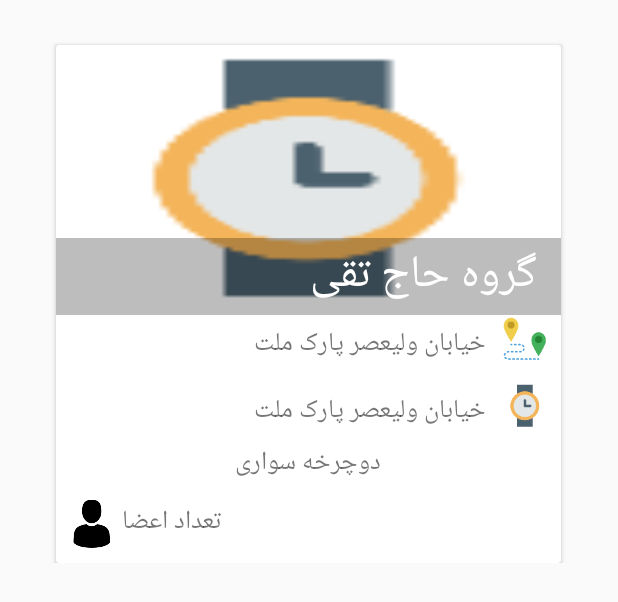
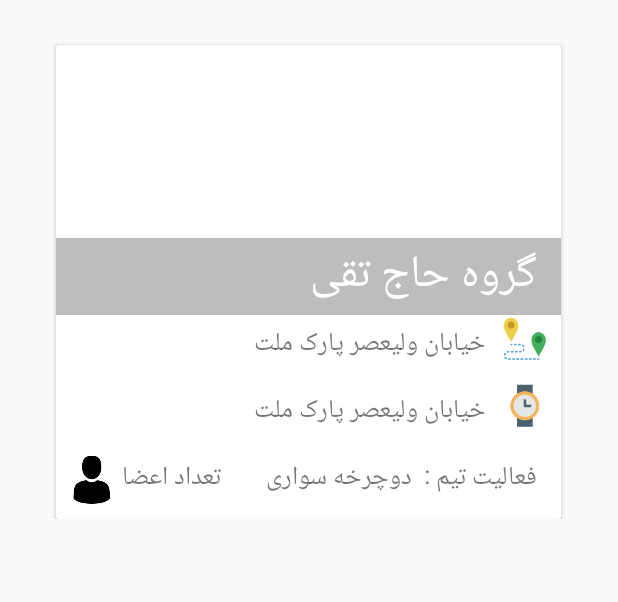
Before and after one commit to mahdihs76/FlatIQ, an Android app: the layout item_group.xml on its own in the app's theme, with its tools: preview values and no code run, on a phone screen of 412 x 824 dp. Shown: the top 602 px of the screen. Run offline under Robolectric (Android 15) with nearby library versions, the phone set to English and light mode, and no system bars.

```diff
--- /dev/null
+++ b/app/src/main/res/drawable/item_title_bg.xml
@@ -0,0 +1,4 @@
+<?xml version="1.0" encoding="utf-8"?>
+<selector xmlns:android="http://schemas.android.com/apk/res/android">
+
+</selector>
--- a/app/src/main/res/layout/item_group.xml
+++ b/app/src/main/res/layout/item_group.xml
@@ -30,8 +30,7 @@
                 android:layout_width="match_parent"
                 android:layout_height="180dp"
                 android:layout_weight="40"
-                android:scaleType="fitXY"
-                android:src="@mipmap/watch_icon" />
+                android:scaleType="fitXY" />
 
 
             <RelativeLayout
@@ -52,14 +51,12 @@
                         android:layout_width="32dp"
                         android:layout_height="32dp"
                         android:layout_alignParentRight="true"
-
                         android:layout_marginRight="8dp"
                         android:src="@mipmap/location_icon" />
 
 
                     <TextView
                         android:id="@+id/group_location"
-                        fontPath="fonts/BRoya.ttf"
                         android:layout_width="wrap_content"
                         android:layout_height="wrap_content"
                         android:layout_centerVertical="true"
@@ -83,44 +80,59 @@
                         android:layout_width="32dp"
                         android:layout_height="32dp"
                         android:layout_alignParentRight="true"
-
                         android:layout_marginRight="8dp"
                         android:src="@mipmap/watch_icon" />
 
 
                     <TextView
                         android:id="@+id/group_schedule"
-                        fontPath="fonts/BRoya.ttf"
                         android:layout_width="wrap_content"
                         android:layout_height="wrap_content"
                         android:layout_centerVertical="true"
                         android:layout_marginBottom="10dp"
                         android:layout_marginRight="10dp"
                         android:layout_toLeftOf="@+id/schedule_icon"
-
                         android:text="خیابان ولیعصر پارک ملت"
                         android:textAlignment="center"
                         android:textSize="17sp" />
                 </RelativeLayout>
 
                 <TextView
+                    android:id="@+id/group_field_title"
+                    android:layout_width="wrap_content"
+                    android:layout_height="wrap_content"
+                    android:layout_alignParentRight="true"
+                    android:layout_below="@+id/schedule_bar"
+                    android:layout_marginBottom="10dp"
+                    android:layout_marginTop="10dp"
+                    android:paddingRight="16dp"
+                    android:text="فعالیت تیم : "
+                    android:textAlignment="center"
+                    android:textSize="17sp" />
+
+
+                <TextView
                     android:id="@+id/group_field"
-                    android:layout_width="match_parent"
+                    android:layout_width="wrap_content"
                     android:layout_height="wrap_content"
                     android:layout_below="@+id/schedule_bar"
                     android:layout_marginBottom="10dp"
+                    android:layout_marginTop="10dp"
+                    android:layout_toLeftOf="@id/group_field_title"
+                    android:paddingRight="4dp"
                     android:text="دوچرخه سواری"
                     android:textAlignment="center"
+                    android:textSize="17sp" />
 
-                    android:textSize="17sp" />
 
                 <TextView
                     android:id="@+id/group_size"
                     android:layout_width="wrap_content"
                     android:layout_height="wrap_content"
                     android:layout_alignParentLeft="true"
-                    android:layout_below="@+id/group_field"
+                    android:layout_below="@+id/schedule_bar"
                     android:layout_marginBottom="10dp"
+                    android:layout_marginTop="10dp"
                     android:drawableLeft="@drawable/ic_man_user"
                     android:drawablePadding="4dp"
                     android:paddingLeft="8dp"
@@ -138,11 +150,11 @@
                 android:layout_height="wrap_content"
                 android:layout_above="@id/relative_info"
                 android:layout_alignParentRight="true"
+                android:layout_marginTop="10dp"
+                android:background="@color/transColor"
                 android:paddingRight="16dp"
-                android:layout_marginTop="10dp"
                 android:text="گروه حاج تقی"
                 android:textColor="@color/sefid"
-                android:background="@color/transColor"
                 android:textSize="30sp" />
         </RelativeLayout>
 
```
Also changed, not shown: app/src/main/ic_login_bg-web.png (added), app/src/main/res/mipmap-hdpi/ic_login_bg.png (added), app/src/main/res/mipmap-mdpi/ic_login_bg.png (added), app/src/main/res/mipmap-xhdpi/ic_login_bg.png (added), app/src/main/res/mipmap-xxhdpi/ic_login_bg.png (added), app/src/main/res/mipmap-xxxhdpi/ic_login_bg.png (added).
